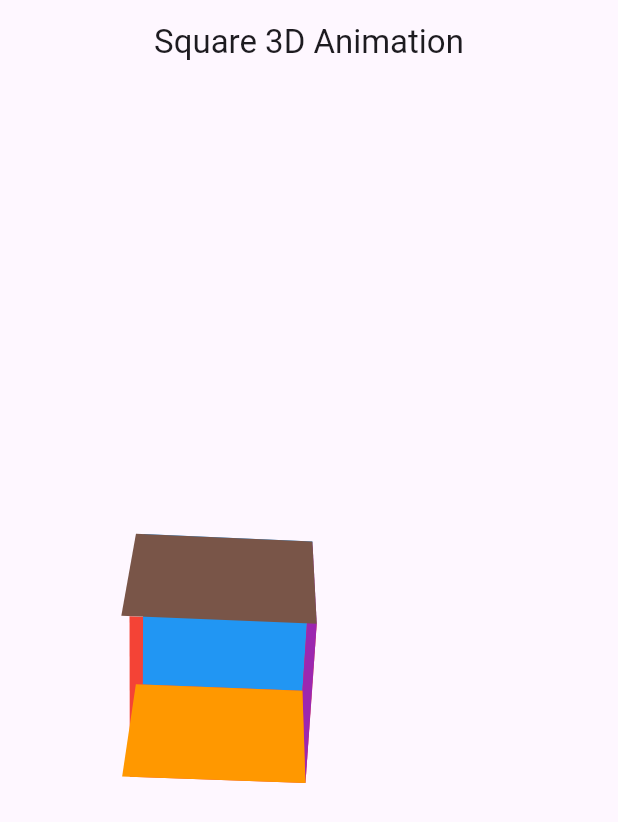
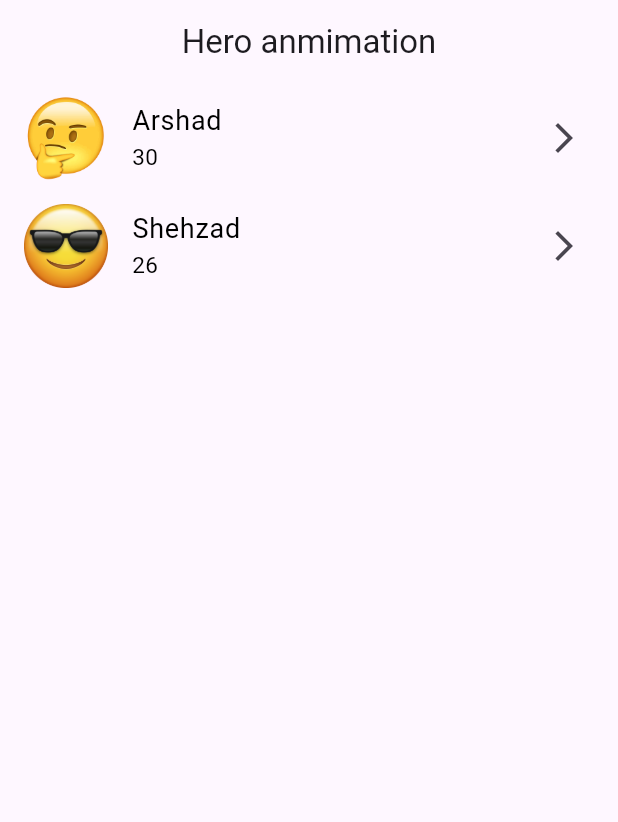
Before and after one commit to Muhammd-Shehzad/animation_example1, a Flutter app: the screen it shows after launch, on a phone screen of 412 x 824 dp. Shown: the top 822 px of the screen. Run offline on Flutter 3.47's test engine with Material 3 defaults, Android fonts, the phone set to English and light mode, and no system bars; our stand-ins replace flutter_screenutil.

Commit message:
hero animation done

```diff
--- a/lib/main.dart
+++ b/lib/main.dart
@@ -1,6 +1,7 @@
 import 'package:animation_example1/view/animation_example1.dart';
 import 'package:animation_example1/view/animation_example2.dart';
 import 'package:animation_example1/view/example3.dart';
+import 'package:animation_example1/view/hero_animation.dart';
 import 'package:flutter/material.dart';
 import 'package:flutter_screenutil/flutter_screenutil.dart';
 import 'package:provider/provider.dart';
@@ -19,7 +20,10 @@ class MyApp extends StatelessWidget {
       minTextAdapt: true,
       splitScreenMode: true,
       builder: (context, child) {
-        return MaterialApp(debugShowCheckedModeBanner: false, home: Example3());
+        return MaterialApp(
+          debugShowCheckedModeBanner: false,
+          home: HeroAnimation(),
+        );
       },
     );
   }
--- /dev/null
+++ b/lib/view/hero_animation.dart
@@ -0,0 +1,72 @@
+import 'package:animation_example1/view/hero_detail_page.dart';
+import 'package:flutter/material.dart';
+
+class HeroAnimation extends StatefulWidget {
+  const HeroAnimation({super.key});
+
+  @override
+  State<HeroAnimation> createState() => _HeroAnimationState();
+}
+
+class _HeroAnimationState extends State<HeroAnimation> {
+  @override
+  Widget build(BuildContext context) {
+    return Scaffold(
+      appBar: AppBar(title: Text('Hero anmimation'), centerTitle: true),
+      body: Column(
+        children: [
+          Expanded(
+            child: ListView.builder(
+              itemCount: people.length,
+              itemBuilder: (context, index) {
+                final person = people[index];
+
+                return InkWell(
+                  onTap: () {
+                    Navigator.push(
+                      context,
+                      MaterialPageRoute(
+                        builder: (context) {
+                          return HeroDetailPage(person: person);
+                        },
+                      ),
+                    );
+                  },
+                  child: ListTile(
+                    leading: Hero(
+                      tag: person.name,
+                      child: Image.asset(person.image),
+                    ),
+                    title: Text(
+                      person.name,
+                      style: TextStyle(color: Colors.black, fontSize: 18),
+                    ),
+                    subtitle: Text(
+                      person.age,
+                      style: TextStyle(color: Colors.black, fontSize: 15),
+                    ),
+                    trailing: Icon(Icons.arrow_forward_ios),
+                  ),
+                );
+              },
+            ),
+          ),
+        ],
+      ),
+    );
+  }
+}
+
+@immutable
+class Person {
+  final name;
+  final age;
+  final image;
+
+  Person({this.age, this.image, this.name});
+}
+
+dynamic people = [
+  Person(name: 'Arshad', age: '30', image: 'assets/2.png'),
+  Person(name: 'Shehzad', age: '26', image: 'assets/pngegg.png'),
+];
--- a/pubspec.yaml
+++ b/pubspec.yaml
@@ -61,9 +61,8 @@ flutter:
   uses-material-design: true
 
   # To add assets to your application, add an assets section, like this:
-  # assets:
-  #   - images/a_dot_burr.jpeg
-  #   - images/a_dot_ham.jpeg
+  assets:
+    - assets/
 
   # An image asset can refer to one or more resolution-specific "variants", see
   # https://flutter.dev/to/resolution-aware-images
```
Also changed, not shown: lib/view/hero_detail_page.dart (added, +49 -0 lines), assets/2.png (added), assets/pngegg (1).png (added), assets/pngegg.png (added).
